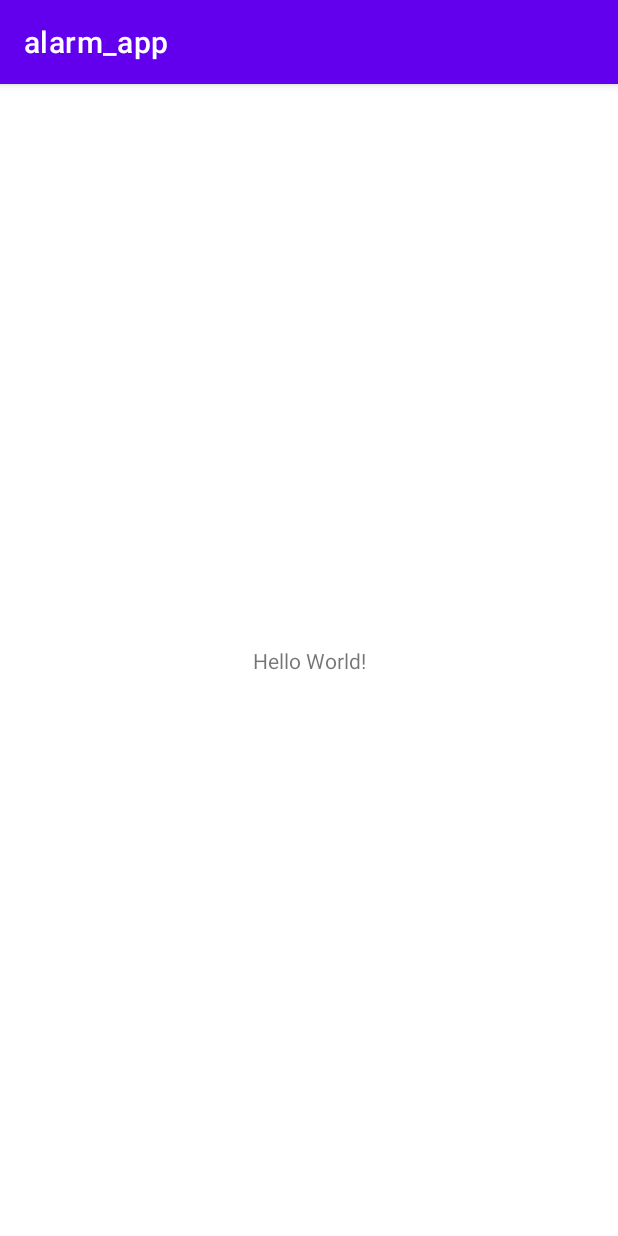
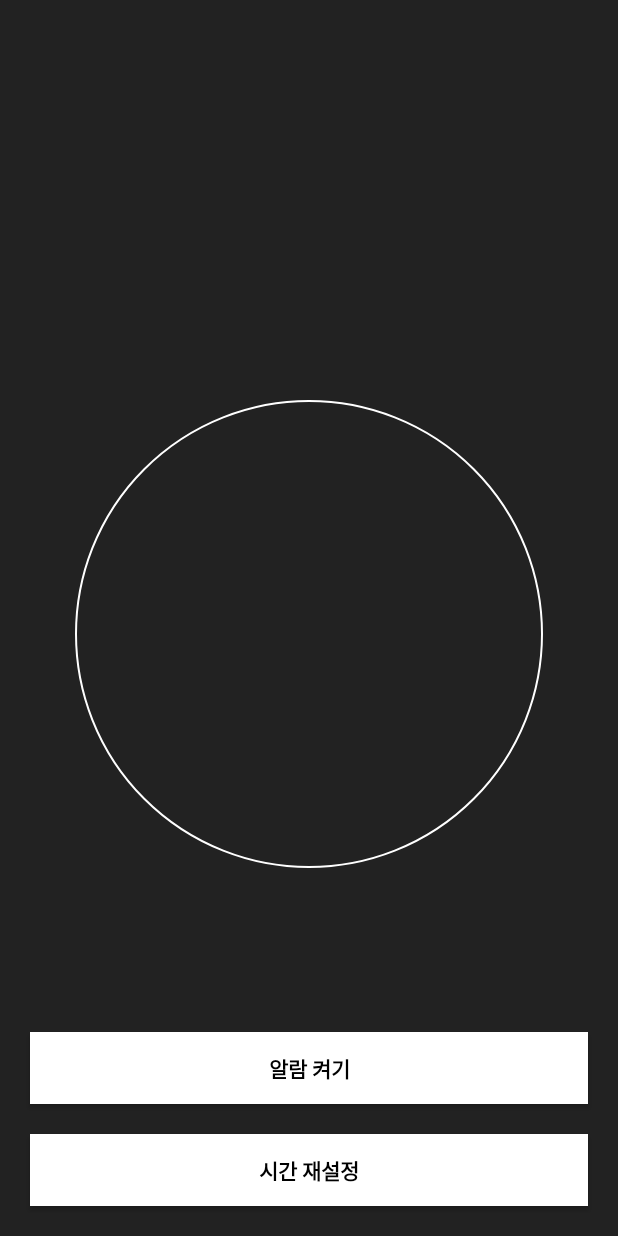
Before and after one commit to HanKwanJin/alarm_app, an Android app: the screen it shows after launch (MainActivity), on a phone screen of 412 x 824 dp. Run offline under Robolectric (Android 15) with nearby library versions, the phone set to English and light mode, and no system bars.

Commit message:
Alarm App test

```diff
--- /dev/null
+++ b/app/src/main/res/drawable/background_white_ring.xml
@@ -0,0 +1,9 @@
+<?xml version="1.0" encoding="utf-8"?>
+<shape xmlns:android="http://schemas.android.com/apk/res/android"
+    android:shape="oval">
+    <stroke android:width="1dp"
+        android:color="@color/white"/>
+    <solid android:color="@color/background_black"/>
+    <size android:width="250dp"
+        android:height="250dp"/>
+</shape>
--- a/app/src/main/res/layout/activity_main.xml
+++ b/app/src/main/res/layout/activity_main.xml
@@ -4,15 +4,70 @@
     xmlns:tools="http://schemas.android.com/tools"
     android:layout_width="match_parent"
     android:layout_height="match_parent"
+    android:background="@color/background_black"
     tools:context=".MainActivity">
 
+    <View
+        app:layout_constraintStart_toStartOf="parent"
+        app:layout_constraintEnd_toEndOf="parent"
+        app:layout_constraintBottom_toTopOf="@+id/changeAlarmTimeButton"
+        app:layout_constraintTop_toTopOf="parent"
+        app:layout_constraintDimensionRatio="H,1:1"
+        android:layout_marginHorizontal="50dp"
+        app:layout_constraintVertical_bias="0.6"
+        android:background="@drawable/background_white_ring"
+        android:layout_width="0dp"
+        android:layout_height="0dp"/>
     <TextView
+        android:id="@+id/timeTextView"
         android:layout_width="wrap_content"
         android:layout_height="wrap_content"
-        android:text="Hello World!"
+        android:textColor="@color/white"
+        android:textSize="50sp"
+        app:layout_constraintBottom_toTopOf="@+id/ampmTextView"
+        app:layout_constraintEnd_toEndOf="parent"
+        app:layout_constraintStart_toStartOf="parent"
+        app:layout_constraintTop_toTopOf="parent"
+        app:layout_constraintVertical_chainStyle="packed"
+        tools:text="09:00" />
+
+    <TextView
+        android:id="@+id/ampmTextView"
+        android:layout_width="wrap_content"
+        android:layout_height="wrap_content"
+        android:textColor="@color/white"
+        android:textSize="25sp"
         app:layout_constraintBottom_toBottomOf="parent"
-        app:layout_constraintLeft_toLeftOf="parent"
-        app:layout_constraintRight_toRightOf="parent"
-        app:layout_constraintTop_toTopOf="parent" />
+        app:layout_constraintEnd_toEndOf="parent"
+        app:layout_constraintStart_toStartOf="parent"
+        app:layout_constraintTop_toBottomOf="@+id/timeTextView"
+        tools:text="AM" />
+
+    <androidx.appcompat.widget.AppCompatButton
+        android:id="@+id/onOffButton"
+        android:layout_width="0dp"
+        android:layout_height="wrap_content"
+        android:layout_margin="20dp"
+        android:background="@color/button_color"
+        android:text="@string/on_alarm"
+        android:textColor="@color/black"
+        android:textStyle="bold"
+        app:layout_constraintBottom_toTopOf="@+id/changeAlarmTimeButton"
+        app:layout_constraintEnd_toEndOf="parent"
+        app:layout_constraintStart_toStartOf="parent" />
+
+    <androidx.appcompat.widget.AppCompatButton
+        android:id="@+id/changeAlarmTimeButton"
+        android:layout_width="0dp"
+        android:layout_height="wrap_content"
+        android:layout_margin="20dp"
+        android:background="@color/button_color"
+        android:text="@string/change_time"
+        android:textColor="@color/black"
+        android:textStyle="bold"
+        app:layout_constraintBottom_toBottomOf="parent"
+        app:layout_constraintEnd_toEndOf="parent"
+        app:layout_constraintStart_toStartOf="parent" />
+
 
 </androidx.constraintlayout.widget.ConstraintLayout>
--- a/app/src/main/res/values/colors.xml
+++ b/app/src/main/res/values/colors.xml
@@ -7,4 +7,6 @@
     <color name="teal_700">#FF018786</color>
     <color name="black">#FF000000</color>
     <color name="white">#FFFFFFFF</color>
+    <color name="background_black">#222222</color>
+    <color name="button_color">#FFFFFF</color>
 </resources>
--- a/app/src/main/res/values/strings.xml
+++ b/app/src/main/res/values/strings.xml
@@ -1,3 +1,5 @@
 <resources>
     <string name="app_name">alarm_app</string>
+    <string name="change_time">시간 재설정</string>
+    <string name="on_alarm">알람 켜기</string>
 </resources>
--- a/app/src/main/res/values/themes.xml
+++ b/app/src/main/res/values/themes.xml
@@ -1,6 +1,6 @@
 <resources xmlns:tools="http://schemas.android.com/tools">
     <!-- Base application theme. -->
-    <style name="Theme.Alarm_app" parent="Theme.MaterialComponents.DayNight.DarkActionBar">
+    <style name="Theme.Alarm_app" parent="Theme.MaterialComponents.DayNight.NoActionBar">
         <!-- Primary brand color. -->
         <item name="colorPrimary">@color/purple_500</item>
         <item name="colorPrimaryVariant">@color/purple_700</item>
@@ -10,7 +10,8 @@
         <item name="colorSecondaryVariant">@color/teal_700</item>
         <item name="colorOnSecondary">@color/black</item>
         <!-- Status bar color. -->
-        <item name="android:statusBarColor" tools:targetApi="l">?attr/colorPrimaryVariant</item>
+        <item name="android:statusBarColor" tools:targetApi="l">@color/white</item>
         <!-- Customize your theme here. -->
+        <item name="android:windowLightStatusBar">true</item>
     </style>
 </resources>
```
